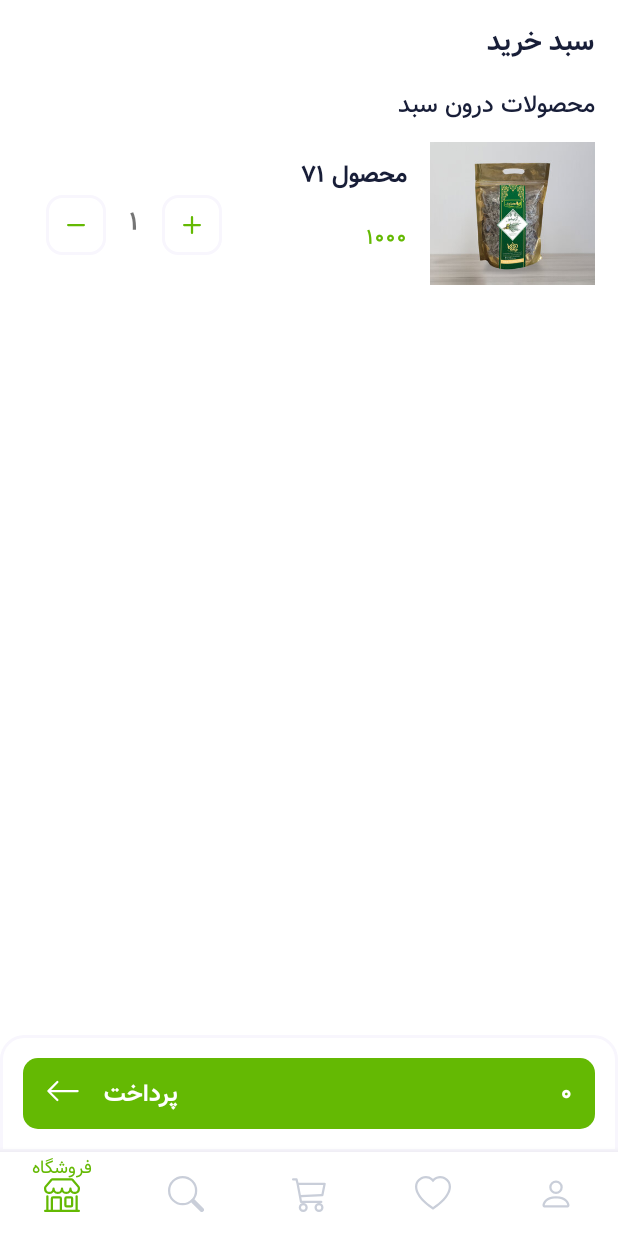
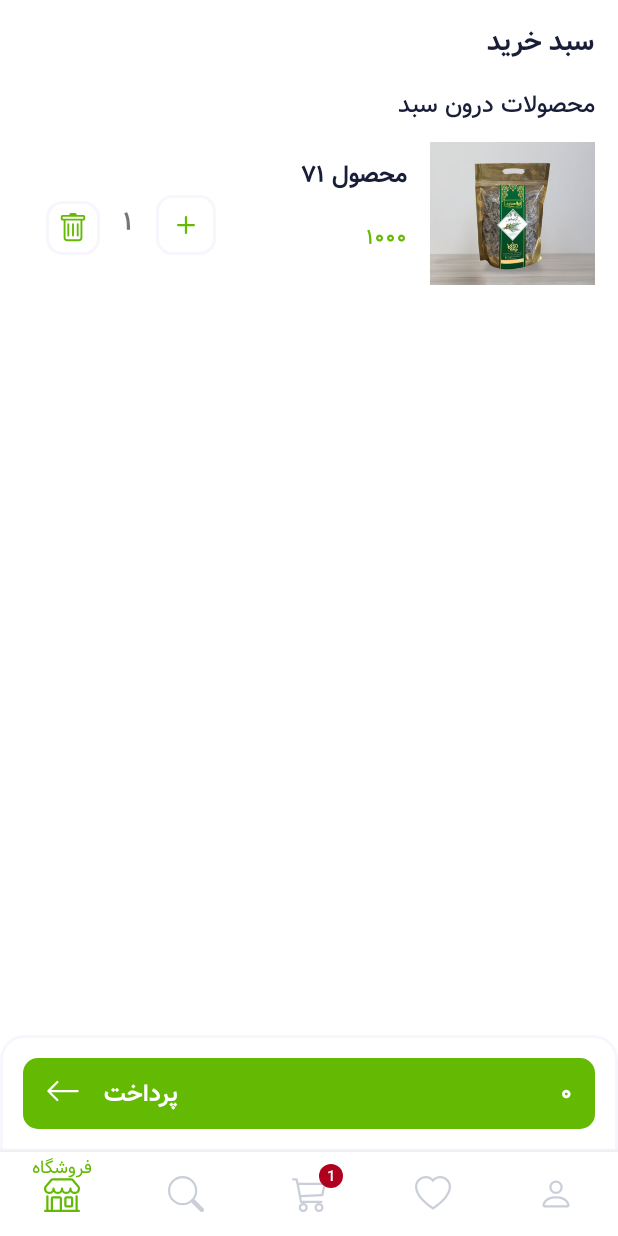
Before and after one commit to rzbasereh/EilmarkAndroid, an Android app: the fragment CartFragment placed in its activity, on a phone screen of 412 x 824 dp. Run offline under Robolectric (Android 15) with nearby library versions, the phone set to English and light mode, and no system bars; libraries missing offline, so code that uses them is left out: com.tbuonomo.viewpagerdotsindicator; 2 statements that could not run were skipped.

Commit message:
debug cart adapter

```diff
--- a/app/src/main/java/com/example/eilmarkandroid/DBHelper.java
+++ b/app/src/main/java/com/example/eilmarkandroid/DBHelper.java
@@ -13,8 +13,12 @@ import java.util.ArrayList;
 
 public class DBHelper extends SQLiteOpenHelper {
     Context context;
+    SQLiteDatabase db;
+
     public DBHelper(Context context) {
         super(context, "Eilmark.db", null, 1);
+        db = this.getWritableDatabase();
+        db.execSQL("create Table if not exists CartItem(id INTEGER PRIMARY KEY AUTOINCREMENT NOT NULL, productID integer not null, quantity integer default 1) ");
         this.context = context;
     }
 
@@ -30,7 +34,6 @@ public class DBHelper extends SQLiteOpenHelper {
 
     //  CartItem Table Start
     public boolean insertCartItem(int productID, int quantity) {
-        SQLiteDatabase db = this.getWritableDatabase();
         ContentValues values = new ContentValues();
         values.put("productID", productID);
         values.put("quantity", quantity);
@@ -39,7 +42,6 @@ public class DBHelper extends SQLiteOpenHelper {
     }
 
     public boolean updateCartItem(int id, int quantity) {
-        SQLiteDatabase db = this.getWritableDatabase();
         ContentValues values = new ContentValues();
         values.put("quantity", quantity);
         Cursor cursor = db.rawQuery("select * from CartItem where id=?", new String[]{String.valueOf(id)});
@@ -51,7 +53,6 @@ public class DBHelper extends SQLiteOpenHelper {
     }
 
     public boolean deleteCartItem(int id) {
-        SQLiteDatabase db = this.getWritableDatabase();
         Cursor cursor = db.rawQuery("select * from CartItem where id=?", new String[]{String.valueOf(id)});
         if (cursor.getCount() > 0) {
             long result = db.delete("CartItem", "id=?", new String[]{String.valueOf(id)});
@@ -60,9 +61,13 @@ public class DBHelper extends SQLiteOpenHelper {
         return false;
     }
 
+    public void dropCartItem() {
+        db.execSQL("drop Table if exists CartItem");
+    }
+
     public ArrayList<CartItem> getCartItems() {
         ArrayList<CartItem> cardItems = new ArrayList<CartItem>();
-        SQLiteDatabase db = this.getWritableDatabase();
+        try {
             Cursor cursor = db.rawQuery("select * from CartItem", null);
             if (cursor.getCount() > 0) {
                 while (cursor.moveToNext()) {
@@ -72,8 +77,10 @@ public class DBHelper extends SQLiteOpenHelper {
                     cardItems.add(new CartItem(id, productID, quantity));
                 }
             }
+        } catch (Exception ignored){}
         return cardItems;
     }
+
 //    Cart Table End
 
 }
--- a/app/src/main/java/com/example/eilmarkandroid/MainActivity.java
+++ b/app/src/main/java/com/example/eilmarkandroid/MainActivity.java
@@ -5,6 +5,8 @@ import androidx.appcompat.app.AppCompatActivity;
 import androidx.fragment.app.Fragment;
 
 import android.annotation.SuppressLint;
+import android.database.sqlite.SQLiteDatabase;
+import android.graphics.Color;
 import android.os.Bundle;
 import android.view.MenuItem;
 
@@ -13,20 +15,27 @@ import com.example.eilmarkandroid.ui.explore.ExploreFragment;
 import com.example.eilmarkandroid.ui.home.HomeFragment;
 import com.example.eilmarkandroid.ui.profile.ProfileFragment;
 import com.example.eilmarkandroid.ui.wish.WishFragment;
+import com.google.android.material.badge.BadgeDrawable;
 import com.google.android.material.bottomnavigation.BottomNavigationView;
 
 public class MainActivity extends AppCompatActivity {
+    BottomNavigationView navigation;
+    DBHelper db;
 
     @Override
     protected void onCreate(Bundle savedInstanceState) {
         super.onCreate(savedInstanceState);
         setContentView(R.layout.activity_main);
 
+        db = new DBHelper(this);
+        db.getWritableDatabase();
+        navigation = findViewById(R.id.navigation);
+
         //loading the default fragment
         loadFragment(new HomeFragment());
+        showCartBudget();
 
         //getting bottom navigation view and attaching the listener
-        BottomNavigationView navigation = findViewById(R.id.navigation);
         navigation.setOnNavigationItemSelectedListener(mOnNavigationItemSelectedListener);
     }
 
@@ -76,4 +85,10 @@ public class MainActivity extends AppCompatActivity {
         return false;
     }
 
+    public void showCartBudget() {
+        BadgeDrawable drawable = navigation.getOrCreateBadge(R.id.navigation_cart);
+        drawable.setNumber(db.getCartItems().size());
+        drawable.setVisible(true);
+    }
+
 }
--- a/app/src/main/java/com/example/eilmarkandroid/ui/cart/CartFragment.java
+++ b/app/src/main/java/com/example/eilmarkandroid/ui/cart/CartFragment.java
@@ -16,6 +16,7 @@ import androidx.recyclerview.widget.LinearLayoutManager;
 import androidx.recyclerview.widget.RecyclerView;
 
 import com.example.eilmarkandroid.DBHelper;
+import com.example.eilmarkandroid.MainActivity;
 import com.example.eilmarkandroid.model.Product;
 import com.example.eilmarkandroid.R;
 import com.example.eilmarkandroid.ui.cart.adapter.CartItemsAdapter;
@@ -50,14 +51,6 @@ public class CartFragment extends Fragment {
         try {
             items = db.getCartItems();
             totalPriceText.setText(CartItem.getTotalPrice(products, items));
-
-            View root = inflater.inflate(R.layout.activity_main, null);
-            BottomNavigationView navigation = root.findViewById(R.id.navigation);
-            BadgeDrawable drawable = navigation.getOrCreateBadge(R.id.navigation_cart);
-            drawable.setBackgroundColor(Color.BLUE);
-            drawable.setNumber(items.size());
-            drawable.setVisible(true);
-
             configCartList(products, items);
         } catch (Exception e) {
             Toast.makeText(getContext(), "" + e, Toast.LENGTH_SHORT).show();
@@ -66,7 +59,20 @@ public class CartFragment extends Fragment {
     }
 
     private void configCartList(ArrayList<Product> products, ArrayList<CartItem> items) {
-        CartItemsAdapter adapter = new CartItemsAdapter(products, items, getActivity());
+        CartItemsAdapter.RecyclerViewClickListener listener = (view, item, amount) -> {
+            if (amount == 0) {
+                db.deleteCartItem(item.getId());
+                ((MainActivity) getContext()).showCartBudget();
+                Toast.makeText(getContext(), "محصول از سبد شما حذف شد", Toast.LENGTH_SHORT).show();
+            } else {
+                db.updateCartItem(item.getId(), amount);
+            }
+            int totalPrice = Integer.parseInt((String) totalPriceText.getText(), 10);
+            totalPrice += amount;
+            totalPriceText.setText(String.valueOf(totalPrice));
+        };
+
+        CartItemsAdapter adapter = new CartItemsAdapter(products, items, getActivity(), listener);
         cartRV.setLayoutManager(new LinearLayoutManager(getActivity(), LinearLayoutManager.VERTICAL, false));
         cartRV.setAdapter(adapter);
     }
--- a/app/src/main/java/com/example/eilmarkandroid/ui/cart/adapter/CartItemsAdapter.java
+++ b/app/src/main/java/com/example/eilmarkandroid/ui/cart/adapter/CartItemsAdapter.java
@@ -14,6 +14,9 @@ import androidx.annotation.NonNull;
 import androidx.annotation.RequiresApi;
 import androidx.recyclerview.widget.RecyclerView;
 
+import com.example.eilmarkandroid.DBHelper;
+import com.example.eilmarkandroid.MainActivity;
+import com.example.eilmarkandroid.adapter.ProductsAdapter;
 import com.example.eilmarkandroid.model.Product;
 import com.example.eilmarkandroid.R;
 import com.example.eilmarkandroid.ui.cart.model.CartItem;
@@ -21,14 +24,21 @@ import com.example.eilmarkandroid.ui.cart.model.CartItem;
 import java.util.List;
 
 public class CartItemsAdapter extends RecyclerView.Adapter<CartItemsAdapter.ViewHolder> {
+
+    public interface RecyclerViewClickListener {
+        void onClick(View view, CartItem item, int amount);
+    }
+
+    private final RecyclerViewClickListener listener;
     List<Product> products;
     List<CartItem> cartItems;
     Context context;
 
-    public CartItemsAdapter(List<Product> products, List<CartItem> cartItems, Context context) {
+    public CartItemsAdapter(List<Product> products, List<CartItem> cartItems, Context context, RecyclerViewClickListener listener) {
         this.products = products;
         this.cartItems = cartItems;
         this.context = context;
+        this.listener = listener;
     }
 
     @NonNull
@@ -37,7 +47,7 @@ public class CartItemsAdapter extends RecyclerView.Adapter<CartItemsAdapter.View
         Context context = parent.getContext();
         LayoutInflater inflater = LayoutInflater.from(context);
         View view = inflater.inflate(R.layout.item_cart_product, parent, false);
-        return new ViewHolder(view);
+        return new ViewHolder(view, cartItems, listener);
     }
 
     @RequiresApi(api = Build.VERSION_CODES.N)
@@ -48,10 +58,16 @@ public class CartItemsAdapter extends RecyclerView.Adapter<CartItemsAdapter.View
         TextView title = holder.titleTextView;
         TextView price = holder.priceTextView;
         TextView amount = holder.amountTextView;
+        ImageButton removeItemBtn = holder.removeItemBtn;
+
+
+        if (item.getQuantity() != 1) {
+            removeItemBtn.setImageResource(R.drawable.ic_dash_primary_24dp);
+        }
+        amount.setText(String.valueOf(item.getQuantity()));
         if (product != null) {
             title.setText(product.getTitle());
             price.setText(String.valueOf(product.getPrice()));
-            amount.setText(String.valueOf(item.getQuantity()));
         }
     }
 
@@ -63,10 +79,16 @@ public class CartItemsAdapter extends RecyclerView.Adapter<CartItemsAdapter.View
     public static class ViewHolder extends RecyclerView.ViewHolder implements View.OnClickListener {
         TextView titleTextView, priceTextView, amountTextView, totalPriceText;
         ImageButton addItemBtn, removeItemBtn;
+        DBHelper db;
+        CartItemsAdapter.RecyclerViewClickListener listener;
+        List<CartItem> items;
 
-        public ViewHolder(@NonNull View itemView) {
+        public ViewHolder(@NonNull View itemView, List<CartItem> items, CartItemsAdapter.RecyclerViewClickListener listener) {
             super(itemView);
+            this.items = items;
+            this.listener = listener;
 
+            db = new DBHelper(itemView.getContext());
             titleTextView = itemView.findViewById(R.id.product_title);
             priceTextView = itemView.findViewById(R.id.product_price);
             amountTextView = itemView.findViewById(R.id.amount);
@@ -81,20 +103,29 @@ public class CartItemsAdapter extends RecyclerView.Adapter<CartItemsAdapter.View
         @SuppressLint("SetTextI18n")
         @Override
         public void onClick(View v) {
-            LayoutInflater inflater = LayoutInflater.from(itemView.getContext());
-            View view = inflater.inflate(R.layout.fragment_cart, null);
-            totalPriceText = view.findViewById(R.id.total_price);
             int amount = Integer.parseInt((String) amountTextView.getText(), 10);
-            int totalPrice = Integer.parseInt((String) totalPriceText.getText(), 10);
+            CartItem item = items.get(getAdapterPosition());
+
             if (v == addItemBtn) {
-                totalPrice += amount;
-                totalPriceText.setText(totalPrice+"");
-                amountTextView.setText(String.valueOf(amount + 1));
+                amount += 1;
+                if (amount > 1) {
+                    removeItemBtn.setImageResource(R.drawable.ic_dash_primary_24dp);
+                }
+                amountTextView.setText(String.valueOf(amount));
             } else {
-                totalPrice -= amount;
-                totalPriceText.setText(totalPrice+"");
-                amountTextView.setText(String.valueOf(amount - 1));
+                amount -= 1;
+                if (amount == 1) {
+                    removeItemBtn.setImageResource(R.drawable.ic_trash_primary_20dp);
+                }
+                amountTextView.setText(String.valueOf(amount));
             }
+            listener.onClick(v, item, amount);
         }
     }
+
+    private void deleteItem(int position) {
+        cartItems.remove(position);
+        notifyItemRemoved(position);
+        notifyItemRangeChanged(position, cartItems.size());
+    }
 }
--- /dev/null
+++ b/app/src/main/res/drawable/ic_trash_primary_20dp.xml
@@ -0,0 +1,5 @@
+<vector android:height="20dp" android:viewportHeight="16"
+    android:viewportWidth="16" android:width="20dp" xmlns:android="http://schemas.android.com/apk/res/android">
+    <path android:fillColor="@color/colorPrimary" android:pathData="M5.5,5.5A0.5,0.5 0,0 1,6 6v6a0.5,0.5 0,0 1,-1 0L5,6a0.5,0.5 0,0 1,0.5 -0.5zM8,5.5a0.5,0.5 0,0 1,0.5 0.5v6a0.5,0.5 0,0 1,-1 0L7.5,6a0.5,0.5 0,0 1,0.5 -0.5zM11,6a0.5,0.5 0,0 0,-1 0v6a0.5,0.5 0,0 0,1 0L11,6z"/>
+    <path android:fillColor="@color/colorPrimary" android:fillType="evenOdd" android:pathData="M14.5,3a1,1 0,0 1,-1 1H13v9a2,2 0,0 1,-2 2H5a2,2 0,0 1,-2 -2V4h-0.5a1,1 0,0 1,-1 -1V2a1,1 0,0 1,1 -1H6a1,1 0,0 1,1 -1h2a1,1 0,0 1,1 1h3.5a1,1 0,0 1,1 1v1zM4.118,4L4,4.059V13a1,1 0,0 0,1 1h6a1,1 0,0 0,1 -1V4.059L11.882,4H4.118zM2.5,3V2h11v1h-11z"/>
+</vector>
--- a/app/src/main/res/layout/item_cart_product.xml
+++ b/app/src/main/res/layout/item_cart_product.xml
@@ -54,7 +54,7 @@
                 android:layout_height="wrap_content"
                 app:layout_constraintLeft_toLeftOf="parent"
                 app:layout_constraintBottom_toBottomOf="parent"
-                android:src="@drawable/ic_dash_primary_24dp"
+                android:src="@drawable/ic_trash_primary_20dp"
                 android:background="@drawable/flat_bordered_btn"/>
 
             <TextView
```
Also changed, not shown: app/src/main/java/com/example/eilmarkandroid/ui/cart/CartBottomModal.java (+5 -2 lines), 10 other files. Lines whose indentation alone changed are shown as unchanged.
